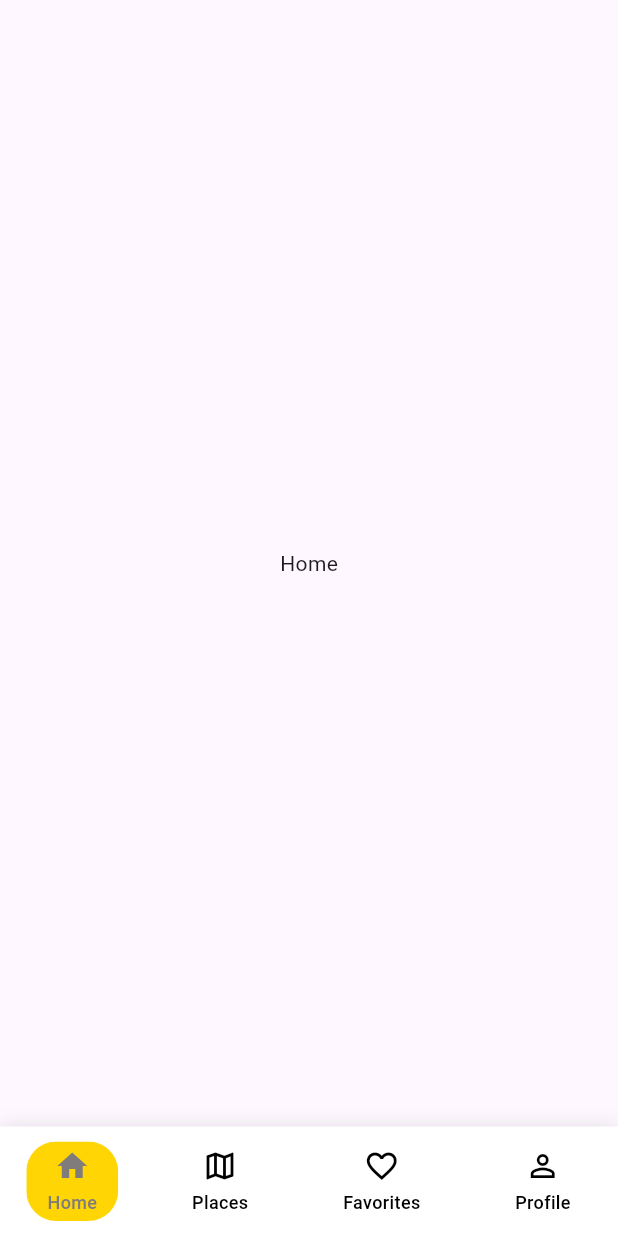
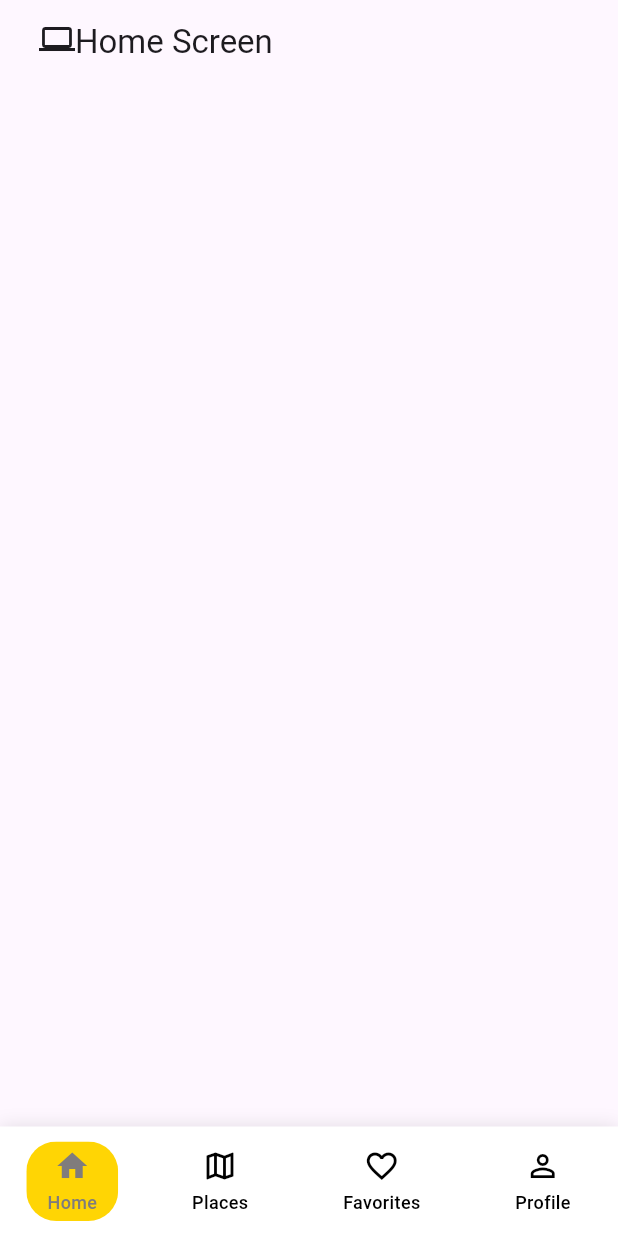
Before and after one commit to kimliheng95-smos/flutter_2_3, a Flutter app: the screen it shows after launch, on a phone screen of 412 x 824 dp. Run offline on Flutter 3.47's test engine with Material 3 defaults, Android fonts, the phone set to English and light mode, and no system bars; key blocks and very long unbroken strings in the code were emptied for the run.

Commit message:
update home title

```diff
--- a/lib/Homework/Home.dart
+++ b/lib/Homework/Home.dart
@@ -10,6 +10,28 @@ class Home extends StatefulWidget {
 class _HomeState extends State<Home> {
   @override
   Widget build(BuildContext context) {
-    return Scaffold();
+    return Scaffold(
+      appBar: AppBar(
+        title: Row(
+          children: [
+            Padding(
+            padding: const EdgeInsets.only(left: 10),
+            child: Row(
+              crossAxisAlignment: CrossAxisAlignment.start,
+              children: [
+                Icon(Icons.computer_outlined),
+                Text("Home Screen")
+              ],
+            ),
+          )
+          ],
+        ),
+      ),
+      body: Column(
+        children: [
+
+        ],
+      ),
+    );
   }
 }
--- a/lib/Homework/NavBar.dart
+++ b/lib/Homework/NavBar.dart
@@ -1,4 +1,5 @@
 import 'package:flutter/material.dart';
+import 'package:intro_flutter/Homework/Home.dart';
 
 class Navbar extends StatefulWidget {
   Navbar({super.key});
@@ -10,7 +11,7 @@ class Navbar extends StatefulWidget {
 class _HomePage1State extends State<Navbar> {
   int selectedIndex=0;
   List<Widget> screen =[
-    Center(child: Text("Home"),),
+    Home(),
     Center(child: Text("Places"),),
     Center(child: Text("Faverite"),),
     Center(child: Text("Profile"),),
```
